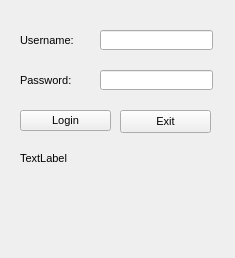
pewpewblaster/ntp-procject, file Qt designer files/login_form.ui: the form before one commit.
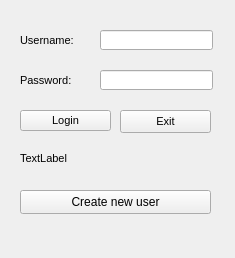
The form after the commit.

Diff of the .ui file:
```diff
--- a/Qt designer files/login_form.ui
+++ b/Qt designer files/login_form.ui
@@ -146,6 +146,19 @@
     <string>TextLabel</string>
    </property>
   </widget>
+  <widget class="QPushButton" name="push_button_new_user">
+   <property name="geometry">
+    <rect>
+     <x>20</x>
+     <y>190</y>
+     <width>191</width>
+     <height>24</height>
+    </rect>
+   </property>
+   <property name="text">
+    <string>Create new user</string>
+   </property>
+  </widget>
  </widget>
  <resources/>
  <connections/>
```
